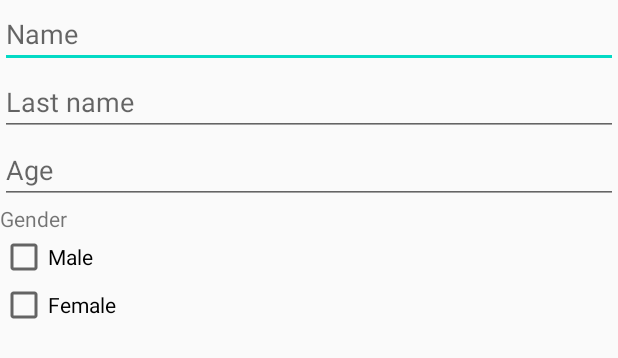
After one commit to PanDexter/employee_list, an Android app: the layout fragment_employee_list.xml on its own in the app's theme, with its tools: preview values and no code run, on a phone screen of 412 x 824 dp. The commit adds this screen. Shown: the top 358 px of the screen. Run offline under Robolectric (Android 15) with nearby library versions, the phone set to English and light mode, and no system bars.

Commit message:
Add layouts, setup recyclers

```diff
--- a/app/src/main/AndroidManifest.xml
+++ b/app/src/main/AndroidManifest.xml
@@ -3,8 +3,8 @@
     package="com.example.employeelist">
 
     <application
+        android:name=".App"
         android:allowBackup="true"
-        android:name=".App"
         android:icon="@mipmap/ic_launcher"
         android:label="@string/app_name"
         android:roundIcon="@mipmap/ic_launcher_round"
@@ -17,6 +17,7 @@
                 <category android:name="android.intent.category.LAUNCHER" />
             </intent-filter>
         </activity>
+        <activity android:name=".ui.employeeList.EmployeeListActivity" />
     </application>
 
 </manifest>
--- /dev/null
+++ b/app/src/main/java/com/example/employeelist/ui/employee/EmployeeViewModel.kt
@@ -0,0 +1 @@
+package com.example.employeelist.ui.employee
--- a/app/src/main/java/com/example/employeelist/ui/employeeList/EmployeeListFragment.kt
+++ b/app/src/main/java/com/example/employeelist/ui/employeeList/EmployeeListFragment.kt
@@ -1,7 +1,7 @@
 package com.example.employeelist.ui.employeeList
 
-import dagger.android.support.DaggerFragment
+import dagger.android.DaggerActivity
 
-class EmployeeListFragment : DaggerFragment() {
+class EmployeeListActivity : DaggerActivity() {
 
 }
--- /dev/null
+++ b/app/src/main/java/com/example/employeelist/ui/employeeList/EmployeeListViewModel.kt
@@ -0,0 +1 @@
+package com.example.employeelist.ui.employeeList
--- /dev/null
+++ b/app/src/main/res/layout/activity_employee.xml
@@ -0,0 +1,6 @@
+<?xml version="1.0" encoding="utf-8"?>
+<androidx.constraintlayout.widget.ConstraintLayout
+    xmlns:android="http://schemas.android.com/apk/res/android" android:layout_width="match_parent"
+    android:layout_height="match_parent">
+
+</androidx.constraintlayout.widget.ConstraintLayout>
--- /dev/null
+++ b/app/src/main/res/layout/fragment_employee_list.xml
@@ -0,0 +1,84 @@
+<?xml version="1.0" encoding="utf-8"?>
+<layout xmlns:android="http://schemas.android.com/apk/res/android"
+    xmlns:app="http://schemas.android.com/apk/res-auto"
+    xmlns:tools="http://schemas.android.com/tools">
+
+    <data>
+
+    </data>
+
+    <androidx.constraintlayout.widget.ConstraintLayout
+        android:layout_width="match_parent"
+        android:layout_height="match_parent">
+
+        <EditText
+            android:id="@+id/name"
+            android:layout_width="@dimen/match_constraints"
+            android:layout_height="wrap_content"
+            android:hint="@string/name"
+            android:inputType="text|textCapSentences"
+            app:layout_constraintLeft_toLeftOf="parent"
+            app:layout_constraintRight_toRightOf="parent"
+            app:layout_constraintTop_toTopOf="parent"
+            tools:ignore="RtlHardcoded" />
+
+        <EditText
+            android:id="@+id/last_name"
+            android:layout_width="@dimen/match_constraints"
+            android:layout_height="wrap_content"
+            android:hint="@string/last_name"
+            android:inputType="text|textCapSentences"
+            app:layout_constraintLeft_toLeftOf="parent"
+            app:layout_constraintRight_toRightOf="parent"
+            app:layout_constraintTop_toBottomOf="@id/name"
+            tools:ignore="RtlHardcoded" />
+
+        <EditText
+            android:id="@+id/age"
+            android:layout_width="@dimen/match_constraints"
+            android:layout_height="wrap_content"
+            android:hint="@string/age"
+            android:inputType="text|textCapSentences"
+            app:layout_constraintLeft_toLeftOf="parent"
+            app:layout_constraintRight_toRightOf="parent"
+            app:layout_constraintTop_toBottomOf="@id/last_name"
+            tools:ignore="RtlHardcoded" />
+
+        <TextView
+            android:id="@+id/gender"
+            android:layout_width="@dimen/match_constraints"
+            android:layout_height="wrap_content"
+            android:text="@string/gender"
+            app:layout_constraintLeft_toLeftOf="parent"
+            app:layout_constraintRight_toRightOf="parent"
+            app:layout_constraintTop_toBottomOf="@id/age" />
+
+        <CheckBox
+            android:id="@+id/gender_male"
+            android:layout_width="@dimen/match_constraints"
+            android:layout_height="wrap_content"
+            android:text="@string/male"
+            app:layout_constraintLeft_toLeftOf="parent"
+            app:layout_constraintRight_toRightOf="parent"
+            app:layout_constraintTop_toBottomOf="@id/gender" />
+
+        <CheckBox
+            android:id="@+id/gender_female"
+            android:layout_width="@dimen/match_constraints"
+            android:layout_height="wrap_content"
+            android:text="@string/female"
+            app:layout_constraintLeft_toLeftOf="parent"
+            app:layout_constraintRight_toRightOf="parent"
+            app:layout_constraintTop_toBottomOf="@id/gender_male" />
+
+        <androidx.recyclerview.widget.RecyclerView
+            android:id="@+id/rv_address"
+            android:layout_width="@dimen/match_constraints"
+            android:layout_height="wrap_content"
+            app:layout_constraintLeft_toLeftOf="parent"
+            app:layout_constraintRight_toRightOf="parent"
+            app:layout_constraintTop_toBottomOf="@id/gender_female" />
+
+    </androidx.constraintlayout.widget.ConstraintLayout>
+
+</layout>
--- /dev/null
+++ b/app/src/main/res/values/dimens.xml
@@ -0,0 +1,5 @@
+<?xml version="1.0" encoding="utf-8"?>
+<resources>
+    <dimen name="fab_margin">16dp</dimen>
+    <dimen name="match_constraints">0dp</dimen>
+</resources>
--- a/app/src/main/res/values/strings.xml
+++ b/app/src/main/res/values/strings.xml
@@ -1,3 +1,11 @@
 <resources>
     <string name="app_name">Employee list</string>
+    <string name="name">Name</string>
+    <string name="last_name">Last name</string>
+    <string name="age">Age</string>
+    <string name="gender">Gender</string>
+    <string name="address">Address</string>
+    <string name="male">Male</string>
+    <string name="female">Female</string>
+
 </resources>
```
Also changed, not shown: app/src/main/java/com/example/employeelist/entity/Address.kt (added, +13 -0 lines), app/src/main/java/com/example/employeelist/entity/Employee.kt (added, +15 -0 lines), app/src/main/java/com/example/employeelist/ui/employee/EmployeeActivity.kt (deleted, +0 -7 lines), app/src/main/java/com/example/employeelist/ui/employee/EmployeeFragment.kt (added, +8 -0 lines), app/src/main/java/com/example/employeelist/ui/employee/recycler/AddressAdapter.kt (added, +58 -0 lines), app/src/main/java/com/example/employeelist/ui/employeeList/recycler/EmployeeListAdapter.kt (added, +58 -0 lines), app/src/main/res/layout/item_address.xml (added, +61 -0 lines), app/src/main/res/layout/item_employee.xml (added, +25 -0 lines).
